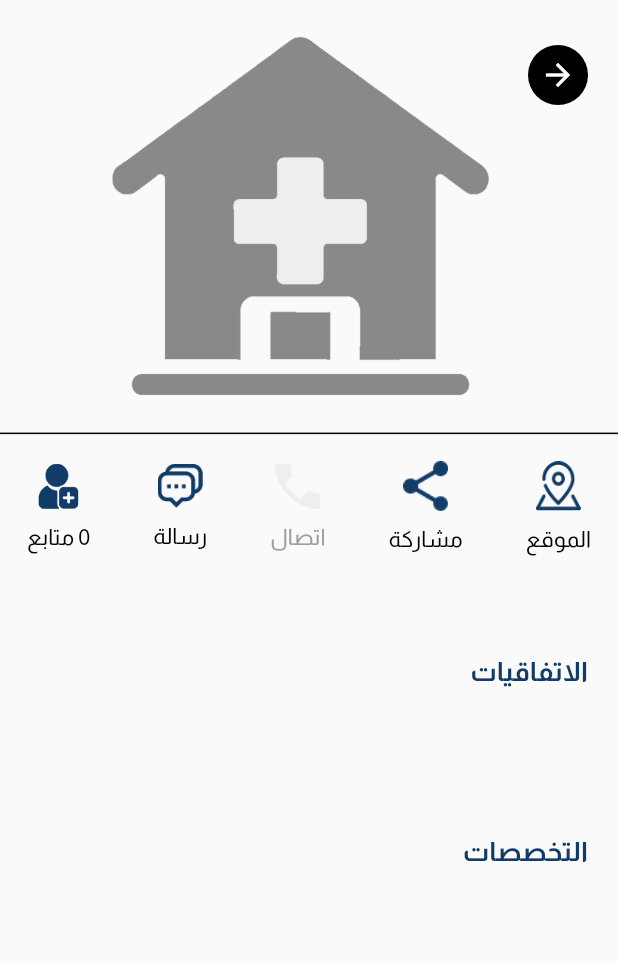
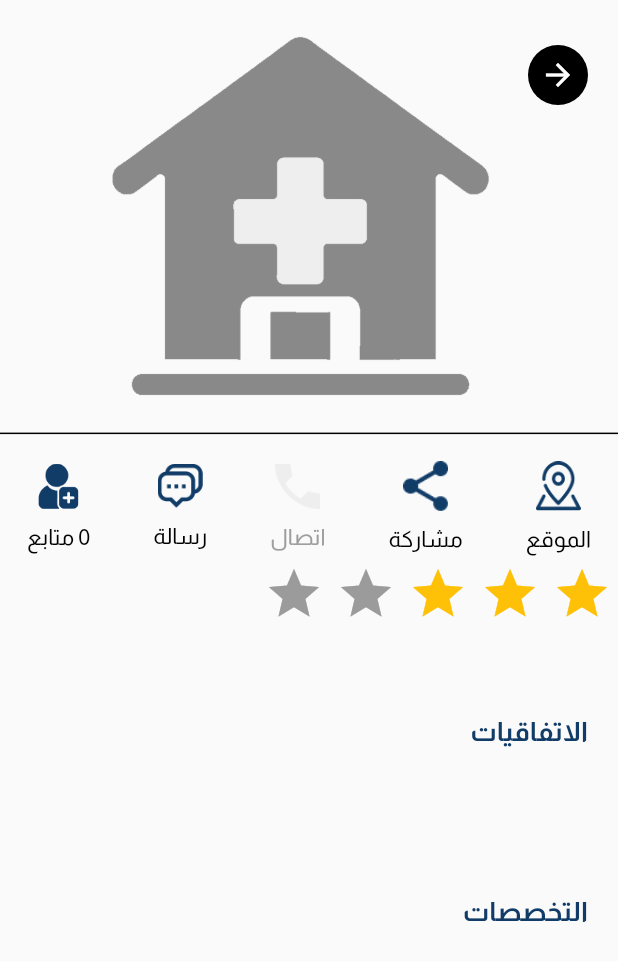
Before and after one commit to Mohamed8223/business_card, a Flutter app: the ClinicDetails screen opened directly, on a phone screen of 412 x 824 dp. Shown: the top 961 px of the screen. Run offline on Flutter 3.47's test engine with Material 3 defaults, Android fonts, the light colour scheme and no system bars; drawn by our look-alikes of flutter_rating_bar; our stand-ins replace cached_network_image, cloud_firestore, dotted_border, easy_stepper, file_picker, firebase_auth and 18 more; missing offline and left inert: firebase_app_check, firebase_auth_platform_interface, flutter_facebook_auth, g_recaptcha_v3, geolocator_android, geolocator_apple and 3 more; accounts and stored records are empty; generated files the repository leaves out were written again.

Commit message:
clinic rating bar

```diff
--- a/lib/features/clinics/presentation/views/clinic_details.dart
+++ b/lib/features/clinics/presentation/views/clinic_details.dart
@@ -6,6 +6,7 @@ import 'package:clinigram_app/features/clinics/data/models/clinic_model.dart';
 import 'package:clinigram_app/features/clinics/data/models/clinic_staff_model.dart';
 import 'package:clinigram_app/features/clinics/presentation/widgets/clinic_agreements_bar.dart';
 import 'package:clinigram_app/features/clinics/presentation/widgets/clinic_commands_bar.dart';
+import 'package:clinigram_app/features/clinics/presentation/widgets/clinic_ratingbar.dart';
 import 'package:clinigram_app/features/clinics/presentation/widgets/cover_image_picker.dart';
 import 'package:clinigram_app/features/doctors/presentation/views/information_register_screen.dart';
 import 'package:clinigram_app/features/doctors/providers/doctors_provider.dart';
@@ -16,6 +17,7 @@ import 'package:clinigram_app/features/profile/profile.dart';
 import 'package:clinigram_app/features/translation/provider/app_language_provider.dart';
 import 'package:flutter/material.dart';
 import 'package:clinigram_app/features/translation/data/generated/l10n.dart';
+import 'package:flutter_rating_bar/flutter_rating_bar.dart';
 
 import 'package:hooks_riverpod/hooks_riverpod.dart';
 
@@ -66,6 +68,7 @@ String a='';
           height: 10,
         ),
         const ClinicCommandsBar(),
+        const ClinicRatingBar(),
         const SizedBox(
           height: 20,
         ),
--- /dev/null
+++ b/lib/features/clinics/presentation/widgets/clinic_ratingbar.dart
@@ -0,0 +1,26 @@
+import 'package:flutter/foundation.dart';
+import 'package:flutter/material.dart';
+import 'package:flutter_rating_bar/flutter_rating_bar.dart';
+
+class ClinicRatingBar extends StatelessWidget {
+  const ClinicRatingBar({super.key});
+
+  @override
+  Widget build(BuildContext context) {
+    return  RatingBar.builder(
+   initialRating: 3,
+   minRating: 1,
+   direction: Axis.horizontal,
+   allowHalfRating: true,
+   itemCount: 5,
+   itemPadding:const EdgeInsets.symmetric(horizontal: 4.0),
+   itemBuilder: (context, _) =>const  Icon(
+     Icons.star,
+     color: Colors.amber,
+   ),
+   onRatingUpdate: (rating) {
+      print(rating);
+   },
+);
+  }
+}
--- a/pubspec.yaml
+++ b/pubspec.yaml
@@ -73,6 +73,7 @@ dependencies:
   flutter_phone_direct_caller: ^2.1.1
   share_plus: ^7.2.1
 
+
 dev_dependencies:
   build_runner: ^2.3.3
 
```
